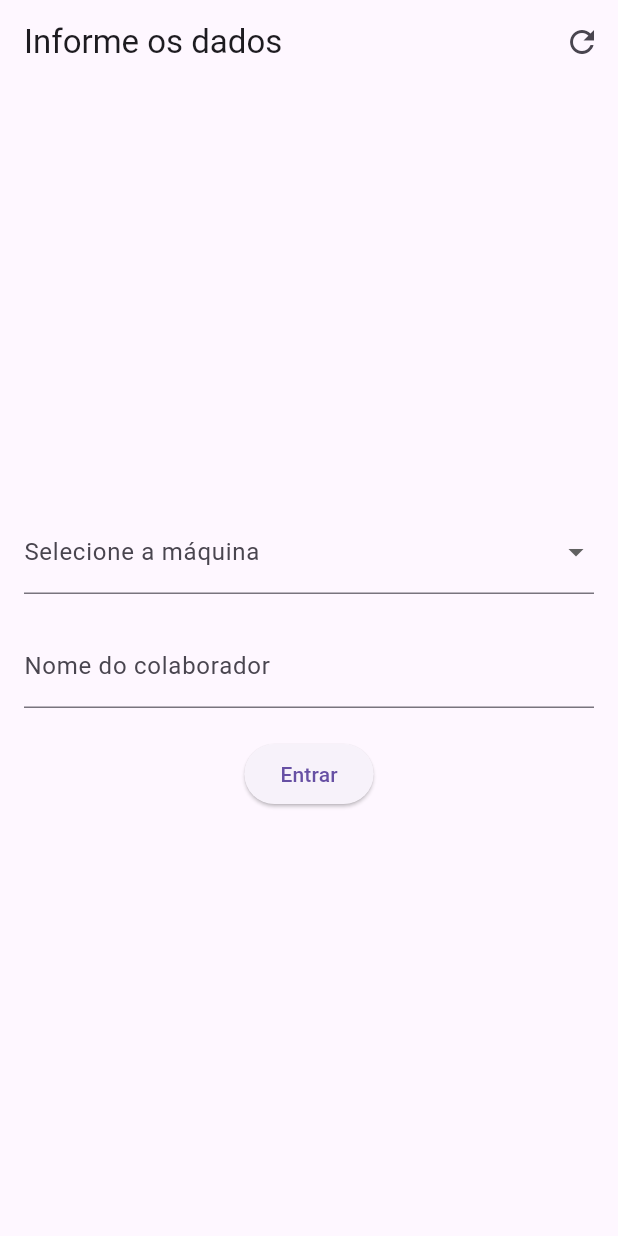
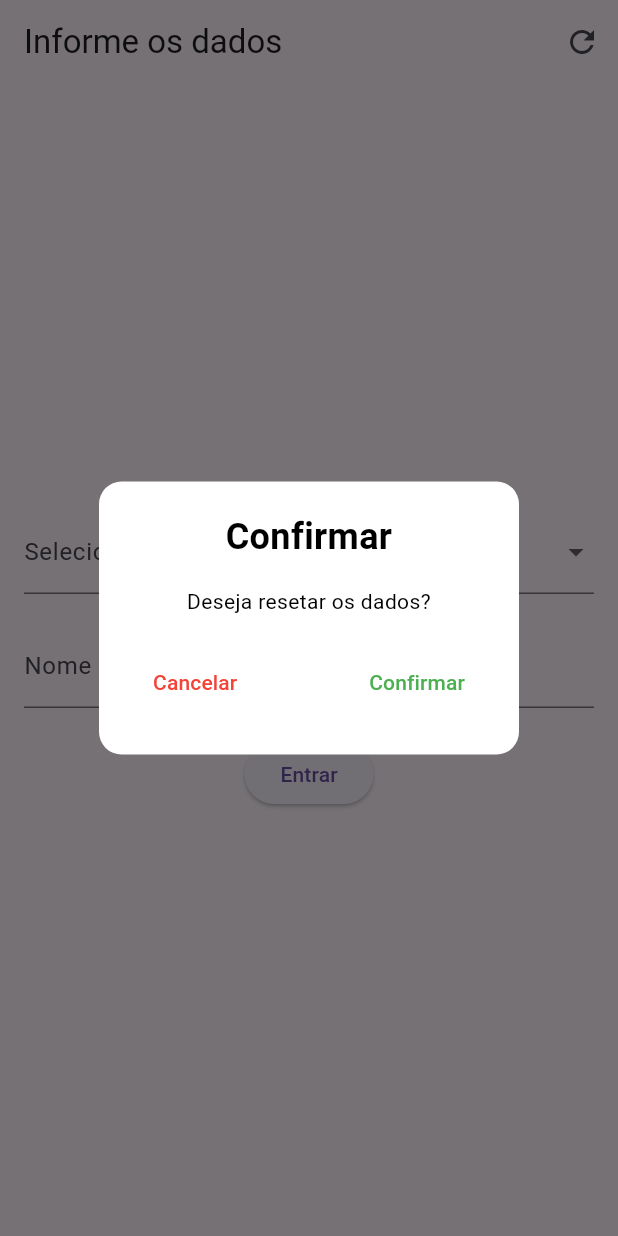
Before and after one commit to Bukayh/aplicativo_viagens, a Flutter app: the screen it shows after launch, after a tap on the "refresh" icon, on a phone screen of 412 x 824 dp. Run offline on Flutter 3.47's test engine with Material 3 defaults, Android fonts, the phone set to English and light mode, and no system bars; our stand-ins replace share_plus, shared_preferences.

Commit message:
Adicionado confirmação para resetar

```diff
--- a/lib/main.dart
+++ b/lib/main.dart
@@ -40,7 +40,7 @@ class _NomeColaboradorScreenState extends State<NomeColaboradorScreen> {
     'CB-172 (3294)',
     'CB-180 (3671)',
     'CB-182 (3668)',
-    'CP-501',
+    'CP-501 (0672)',
   ];
 
   final List<String> _maquinasCarregadeirasEscavadeiras = [
@@ -86,9 +86,8 @@ class _NomeColaboradorScreenState extends State<NomeColaboradorScreen> {
         actions: [
           IconButton(
             icon: Icon(Icons.refresh), // Ícone para resetar
-            onPressed: () {
-              _clearData(); // Chama a função de resetar os dados
-            },
+            onPressed: () => _mostrarDialogoConfirmacao(
+            context, () => _clearData(), "Deseja resetar os dados?"),
             tooltip: 'Resetar', // Exibe uma dica ao passar o mouse ou tocar
           ),
         ],
@@ -99,7 +98,7 @@ class _NomeColaboradorScreenState extends State<NomeColaboradorScreen> {
           mainAxisAlignment: MainAxisAlignment.center,
           children: <Widget>[
             DropdownButtonFormField<String>(
-              decoration: InputDecoration(labelText: 'Selecione a máquina'),
+              decoration: InputDecoration(labelText: 'Selecione o equipamento'),
               value: _maquinaSelecionada,
               items: [
                 ..._maquinasCaminhoes,
@@ -152,7 +151,7 @@ class _NomeColaboradorScreenState extends State<NomeColaboradorScreen> {
                   ScaffoldMessenger.of(context).showSnackBar(
                     SnackBar(
                       content:
-                          Text('Por favor, informe o nome e selecione a máquina.'),
+                          Text('Por favor, informe o nome e selecione o equipamento.'),
                     ),
                   );
                   _saveData();
```
